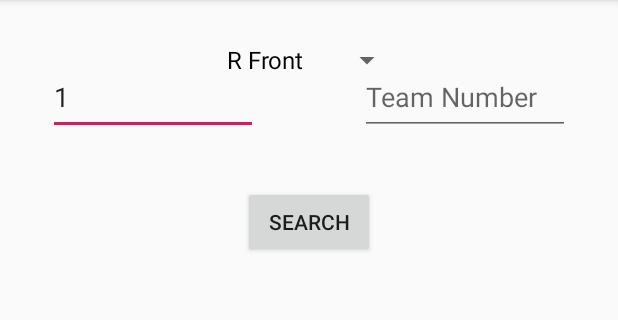
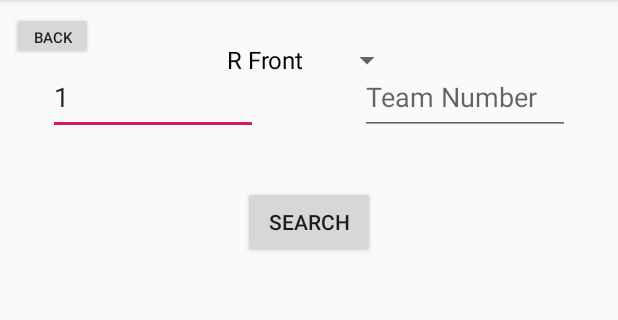
Before and after one commit to DolevGr/Scouting-App-2020, an Android app: the EditFormActivity screen opened directly, with no data from a screen before it, on a phone screen of 412 x 824 dp, the part 84-404 px from its top. Run offline under Robolectric (Android 15) with nearby library versions, the phone set to English and light mode, and no system bars; 1 statement that could not run was skipped.

Commit message:
Starting coding Edit Form Activity

```diff
--- a/app/src/main/java/com/example/primo2020v1/EditFormActivity.java
+++ b/app/src/main/java/com/example/primo2020v1/EditFormActivity.java
@@ -1,12 +1,14 @@
 package com.example.primo2020v1;
 
 import android.os.Bundle;
+import android.util.Log;
 import android.view.View;
 import android.widget.AdapterView;
 import android.widget.ArrayAdapter;
 import android.widget.Button;
 import android.widget.EditText;
 import android.widget.Spinner;
+import android.widget.Toast;
 
 import androidx.appcompat.app.AppCompatActivity;
 
@@ -16,7 +18,7 @@ public class EditFormActivity extends AppCompatActivity implements View.OnClickL
     Spinner teamSpinnerEdit;
     ArrayAdapter<CharSequence> teamAdapterEdit;
     EditText edGameNumberEdit, edTeamNumberEdit;
-    Button btnSearch;
+    Button btnSearch, btnBackEdit;
 
     String optionSelected, gameNumber, teamNumber;
     int optionSelectedIndex;
@@ -27,6 +29,7 @@ public class EditFormActivity extends AppCompatActivity implements View.OnClickL
         setContentView(R.layout.activity_edit_form);
 
         btnSearch = (Button) findViewById(R.id.btnSearch);
+        btnBackEdit = (Button) findViewById(R.id.btnBackEdit);
 
         edGameNumberEdit = (EditText) findViewById(R.id.edGameNumberEdit);
         edTeamNumberEdit = (EditText) findViewById(R.id.edTeamNumberEdit);
@@ -44,6 +47,7 @@ public class EditFormActivity extends AppCompatActivity implements View.OnClickL
         edGameNumberEdit.setText(gameNumber);
 
         btnSearch.setOnClickListener(this);
+        btnBackEdit.setOnClickListener(this);
         teamSpinnerEdit.setOnItemSelectedListener(this);
     }
 
@@ -54,7 +58,18 @@ public class EditFormActivity extends AppCompatActivity implements View.OnClickL
             case R.id.btnSearch:
                 break;
             case R.id.spnTeamEdit:
+                Log.d("Spinner Option ", "onClick: " + optionSelected);
+                Toast.makeText(this, optionSelected + "", Toast.LENGTH_SHORT).show();
+                break;
+            case R.id.btnBackEdit:
+                optionSelected = "";
+                optionSelectedIndex = 0;
+                teamNumber = "";
+                gameNumber = "";
+                GeneralFunctions.updateTeamSpinner(optionSelectedIndex, edGameNumberEdit, edTeamNumberEdit);
 
+                finish();
+                break;
             default:
                 break;
         }
@@ -65,6 +80,9 @@ public class EditFormActivity extends AppCompatActivity implements View.OnClickL
         optionSelectedIndex = i;
         optionSelected = (String) teamSpinnerEdit.getSelectedItem();
 
+        Log.d("Spinner Option ", "onClick: " + optionSelected);
+        Toast.makeText(this, optionSelected + "", Toast.LENGTH_SHORT).show();
+
         GeneralFunctions.updateTeamSpinner(optionSelectedIndex, edGameNumberEdit, edTeamNumberEdit);
     }
 
--- a/app/src/main/java/com/example/primo2020v1/MainActivity.java
+++ b/app/src/main/java/com/example/primo2020v1/MainActivity.java
@@ -66,6 +66,7 @@ public class MainActivity extends AppCompatActivity implements View.OnClickListe
                 break;
             case R.id.btnEditForm:
                 next = new Intent(MainActivity.this, EditFormActivity.class);
+                break;
             default:
                 next = null;
                 break;
--- a/app/src/main/res/layout/activity_edit_form.xml
+++ b/app/src/main/res/layout/activity_edit_form.xml
@@ -51,4 +51,16 @@
         app:layout_constraintStart_toStartOf="parent"
         app:layout_constraintTop_toTopOf="@+id/spnTeamEdit"
         app:layout_constraintVertical_bias="0.153" />
+
+    <Button
+        android:id="@+id/btnBackEdit"
+        android:layout_width="54dp"
+        android:layout_height="32dp"
+        android:layout_marginStart="8dp"
+        android:layout_marginLeft="8dp"
+        android:layout_marginTop="8dp"
+        android:text="Back"
+        android:textSize="10sp"
+        app:layout_constraintStart_toStartOf="parent"
+        app:layout_constraintTop_toTopOf="parent" />
 </androidx.constraintlayout.widget.ConstraintLayout>
```
Also changed, not shown: app/src/main/java/com/example/primo2020v1/GameFormActivity.java (+13 -3 lines), app/src/main/res/layout/activity_game_form.xml (+11 -0 lines).
